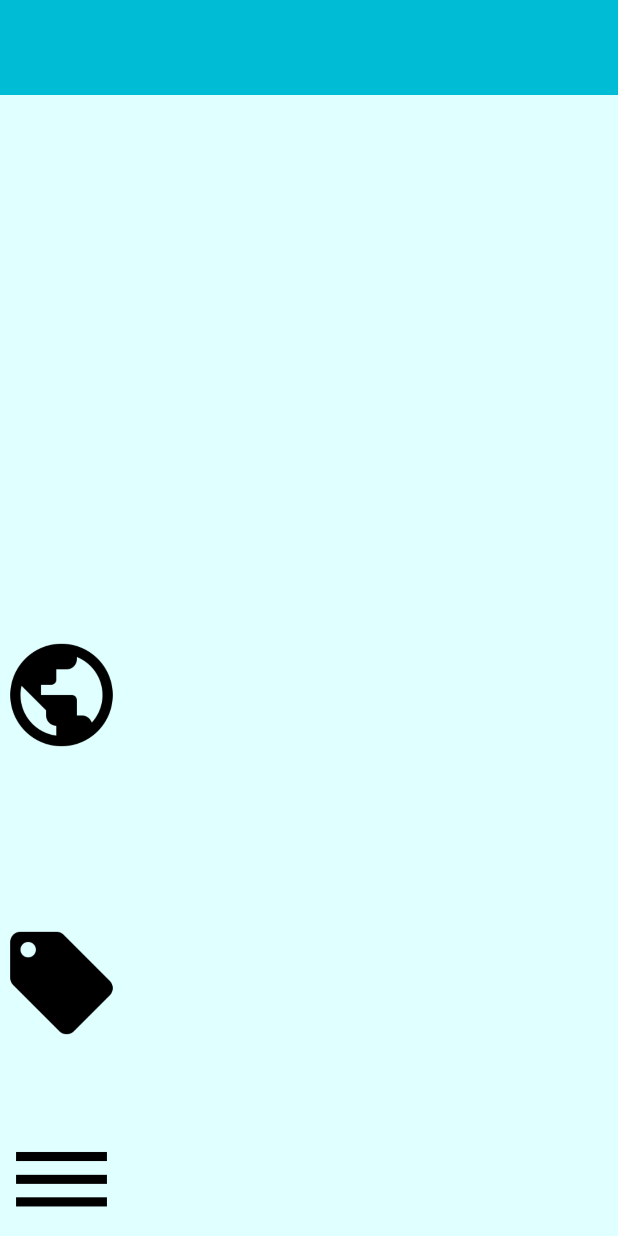
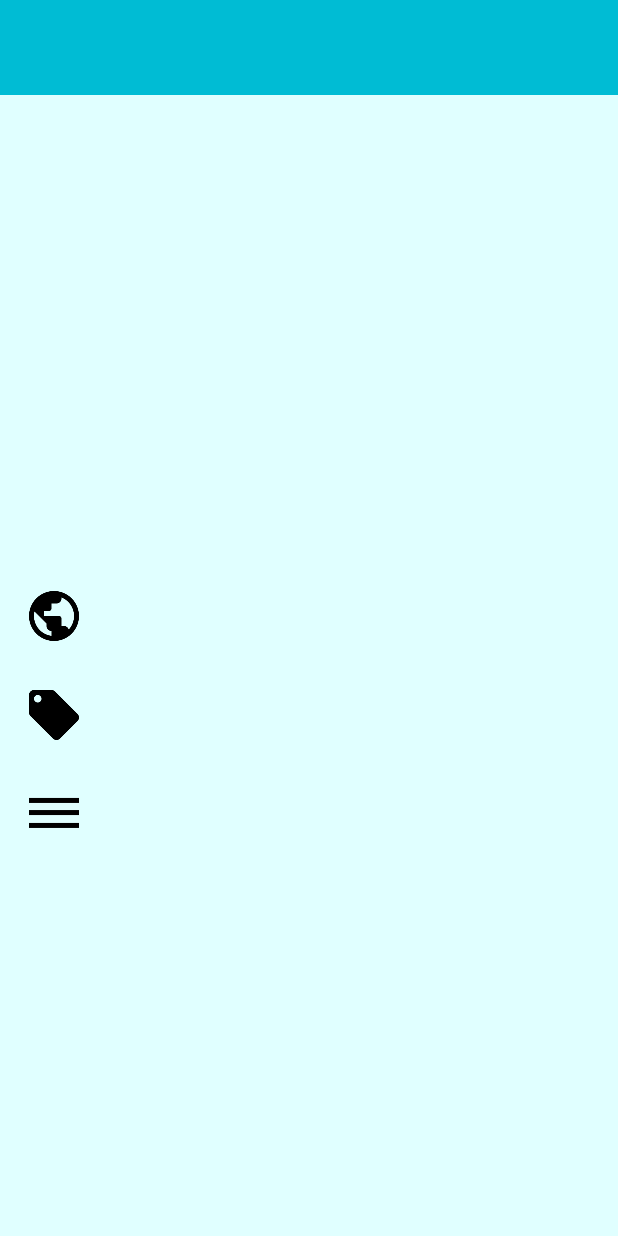
Before and after one commit to sethb157/Recommendo, an Android app: the DetailSuggestionActivity screen opened directly, with no data from a screen before it, on a phone screen of 412 x 824 dp. Run offline under Robolectric (Android 15) with nearby library versions, the phone set to English and light mode, and no system bars; pictures from the network do not load; 6 statements that could not run were skipped.

Commit message:
better looks for detailed page (part 4)

```diff
--- a/app/src/main/java/edu/calpoly/recommendo/activities/DetailSuggestionActivity.java
+++ b/app/src/main/java/edu/calpoly/recommendo/activities/DetailSuggestionActivity.java
@@ -49,8 +49,8 @@ public class DetailSuggestionActivity extends Activity {
 
         name.setText(s.getName());
         address.setText(s.getAddress());
-        type.setText(s.getType());
-        category.setText(s.getCategory());
+        category.setText(s.getType());
+        type.setText(s.getCategory());
 
         address_icon.setImageResource(R.drawable.address);
         type_icon.setImageResource(R.drawable.type);
--- a/app/src/main/res/layout/detail_suggestion.xml
+++ b/app/src/main/res/layout/detail_suggestion.xml
@@ -25,26 +25,28 @@
         android:layout_width="match_parent"
         android:layout_height="0dp"
         android:layout_weight="3"
+        android:paddingTop="15dp"
         android:orientation="vertical">
 
         <LinearLayout
             android:layout_width="match_parent"
             android:layout_height="wrap_content"
+            android:paddingBottom="10dp"
             android:orientation="horizontal">
 
             <ImageView
-                android:layout_width="0dp"
-                android:layout_weight=".2"
-                android:layout_height="wrap_content"
+                android:layout_width="56dp"
+                android:layout_height="56dp"
+                android:paddingLeft="16dp"
                 android:id="@+id/address_icon"/>
 
             <TextView
-                android:layout_width="0dp"
-                android:layout_weight=".8"
+                android:layout_width="wrap_content"
                 android:layout_height="wrap_content"
-                android:textAlignment="center"
                 android:textSize="20dp"
                 android:textColor="@color/black"
+                android:paddingLeft="16dp"
+                android:paddingTop="10dp"
                 android:id="@+id/address"/>
         </LinearLayout>
 
@@ -52,21 +54,22 @@
         <LinearLayout
             android:layout_width="match_parent"
             android:layout_height="wrap_content"
+            android:paddingBottom="10dp"
             android:orientation="horizontal">
 
             <ImageView
-                android:layout_width="0dp"
-                android:layout_weight=".2"
-                android:layout_height="wrap_content"
+                android:layout_width="56dp"
+                android:layout_height="56dp"
+                android:paddingLeft="16dp"
                 android:id="@+id/type_icon"/>
 
             <TextView
-                android:layout_width="0dp"
-                android:layout_weight=".8"
+                android:layout_width="wrap_content"
                 android:layout_height="wrap_content"
-                android:textAlignment="center"
                 android:textSize="20dp"
                 android:textColor="@color/black"
+                android:paddingLeft="16dp"
+                android:paddingTop="10dp"
                 android:id="@+id/type"/>
         </LinearLayout>
 
@@ -76,18 +79,18 @@
             android:orientation="horizontal">
 
             <ImageView
-                android:layout_width="0dp"
-                android:layout_weight=".2"
-                android:layout_height="wrap_content"
+                android:layout_width="56dp"
+                android:layout_height="56dp"
+                android:paddingLeft="16dp"
                 android:id="@+id/category_icon"/>
 
             <TextView
-                android:layout_width="0dp"
-                android:layout_weight=".8"
+                android:layout_width="wrap_content"
                 android:layout_height="wrap_content"
-                android:textAlignment="center"
                 android:textSize="20dp"
                 android:textColor="@color/black"
+                android:paddingLeft="16dp"
+                android:paddingTop="10dp"
                 android:id="@+id/category"/>
         </LinearLayout>
 
```
Also changed, not shown: app/src/main/java/edu/calpoly/recommendo/activities/Preferences.java (+26 -5 lines), app/src/main/res/layout/activity_preferences.xml (+2 -10 lines), app/src/main/res/menu/preference_menu.xml (added, +13 -0 lines), app/src/main/res/drawable/check_white.png (added), app/src/main/res/drawable/done_check.png (added).
